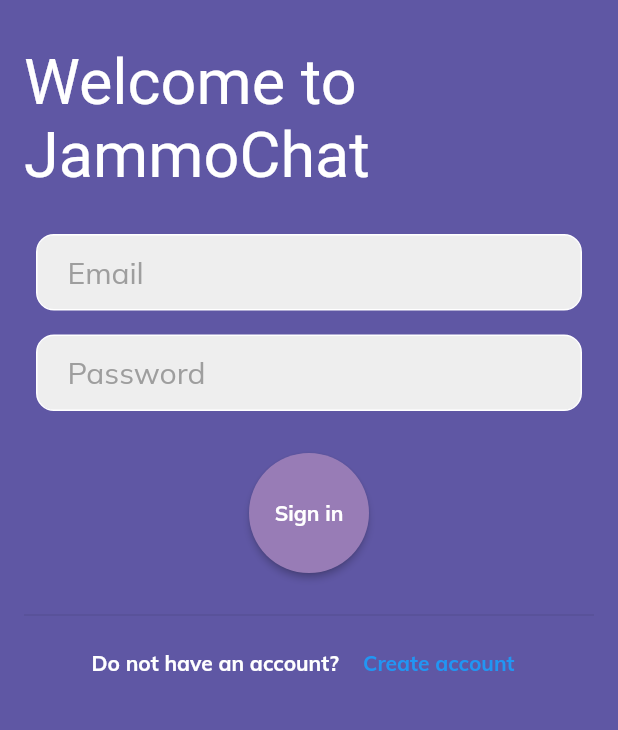
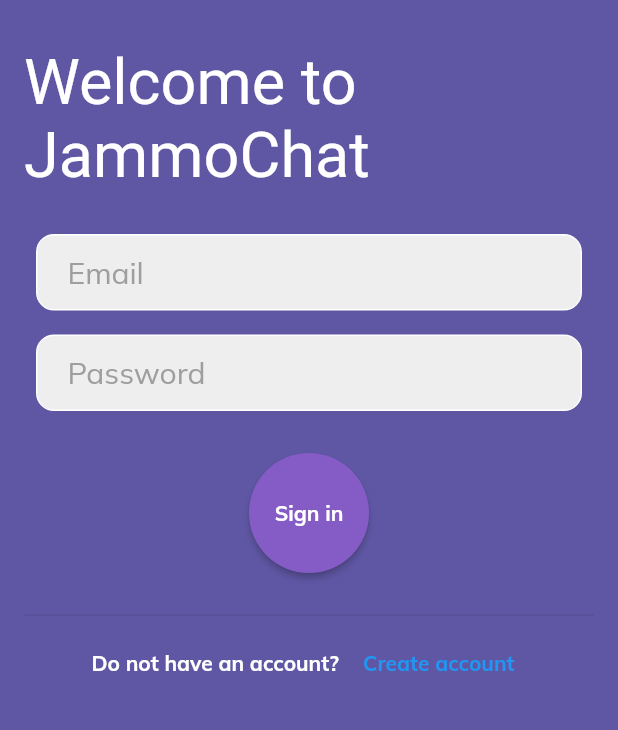
Before and after one commit to UoB-IBM-TextMessaging-Team/ar_ai_textmessaging_main, a Flutter app: the screen it shows after launch, on a phone screen of 412 x 824 dp, the part 309-1039 px from its top. Run offline on Flutter 3.47's test engine with Material 2 defaults, Android fonts, the phone set to English and light mode, and no system bars; our stand-ins replace cached_network_image, cloud_firestore, cloud_functions, faker, firebase_auth, firebase_core and 8 more; missing offline and left inert: algolia, stream_chat_flutter_core; accounts and stored records are empty.

Commit message:
UI update on colors

```diff
--- a/lib/app_theme.dart
+++ b/lib/app_theme.dart
@@ -7,7 +7,7 @@ import 'package:ar_ai_messaging_client_frontend/theme.dart';
 class MyTheme {
   MyTheme._();
   static Color kPrimaryColor = Color.fromARGB(255, 109, 101, 182);
-  static Color kPrimaryColorVariant = Color.fromRGBO(152,124,182,1);
+  static Color kPrimaryColorVariant = Color.fromRGBO(133, 92, 197, 1.0);
   //static Color kAccentColor = const Color(0xffFCAAAB);
   //static Color kAccentColorVariant = Color(0xffF7A3A2);
   //static Color kUnreadChatBG = Color(0xffEE1D1D);
--- a/lib/screens/friend_search_screen_firebase.dart
+++ b/lib/screens/friend_search_screen_firebase.dart
@@ -254,6 +254,10 @@ class FriendSearchScreenFbState extends State<FriendSearchScreenFb> {
                                             );
                                           } else {
                                             return ElevatedButton(
+                                              style: ButtonStyle(
+                                                  backgroundColor:
+                                                  MaterialStateProperty.all<
+                                                      Color>(MyTheme.kPrimaryColor)),
                                               onPressed: () {
                                                 addFriendUIDToFirestore(
                                                     resultList[index]);
```
